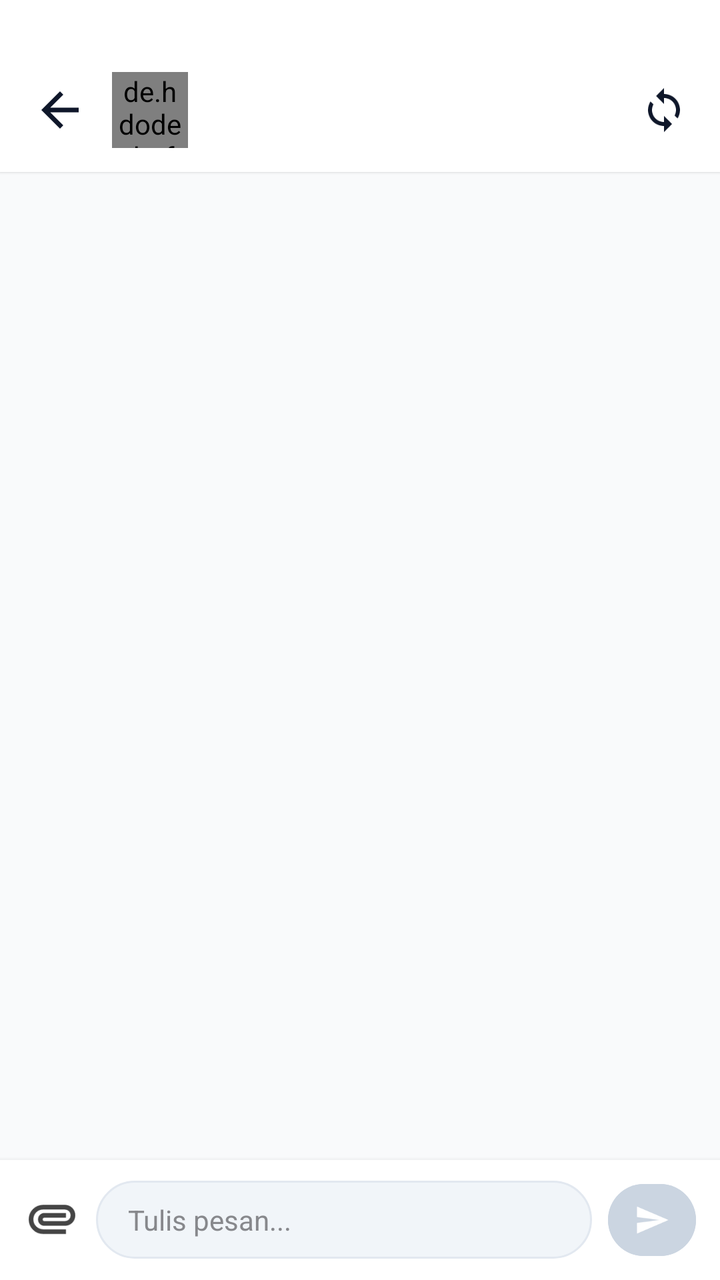
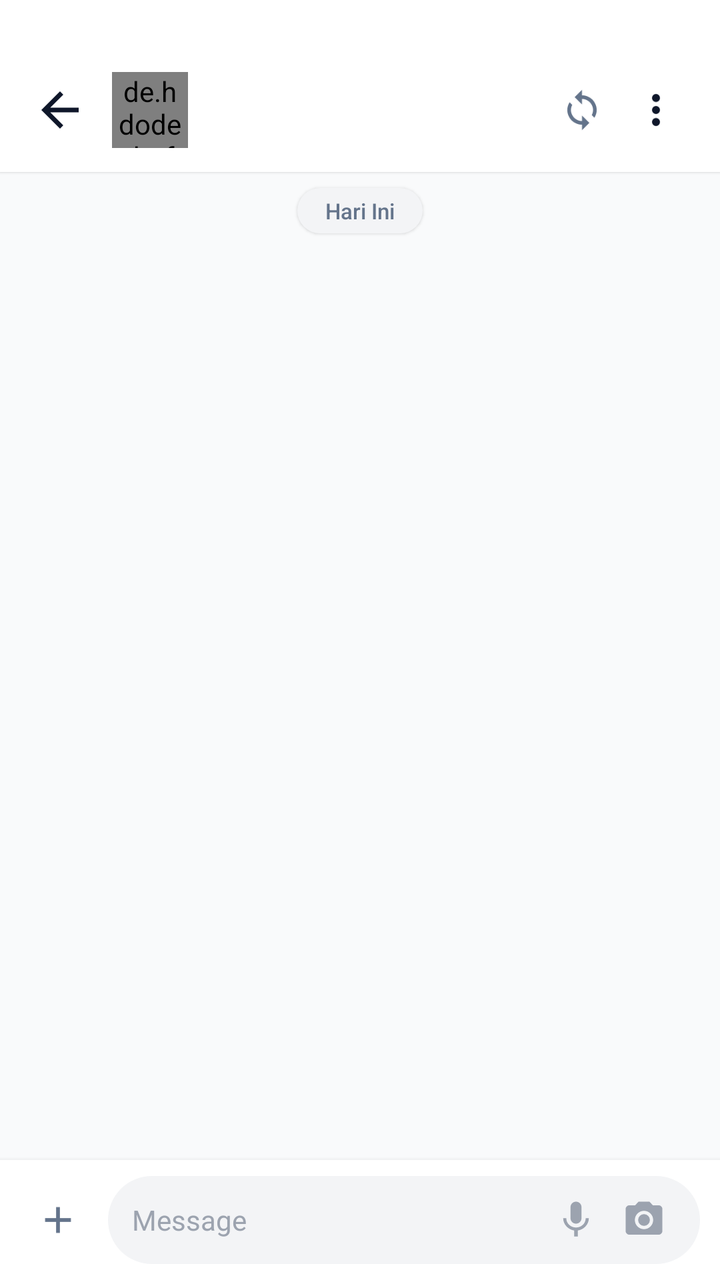

Screens rendered from an Android XML layout before and after an edit, with the pre-edit source and the edit as a unified diff.
<!-- AndroidManifest.xml: application theme Theme.AppPemko -->
<!-- res/layout/activity_chat_room.xml -->
<?xml version="1.0" encoding="utf-8"?>
<LinearLayout xmlns:android="http://schemas.android.com/apk/res/android"
    xmlns:app="http://schemas.android.com/apk/res-auto"
    android:id="@+id/llChatRoomRoot"
    android:layout_width="match_parent"
    android:layout_height="match_parent"
    android:background="#F9FAFB"
    android:orientation="vertical">

    
    <LinearLayout
        android:layout_width="match_parent"
        android:layout_height="wrap_content"
        android:background="#FFFFFF"
        android:elevation="1dp"
        android:orientation="horizontal"
        android:paddingHorizontal="16dp"
        android:paddingTop="36dp"
        android:paddingBottom="12dp"
        android:gravity="center_vertical">

        <ImageView
            android:id="@+id/ivBackChatRoom"
            android:layout_width="28dp"
            android:layout_height="28dp"
            android:src="@drawable/ic_arrow_back"
            app:tint="#0F172A"
            android:background="?attr/selectableItemBackgroundBorderless"
            android:clickable="true"
            android:focusable="true"
            android:contentDescription="Kembali"/>

        <de.hdodenhof.circleimageview.CircleImageView
            android:id="@+id/civRoomAvatar"
            android:layout_width="38dp"
            android:layout_height="38dp"
            android:layout_marginStart="12dp"
            android:src="@drawable/ic_baseline_person_24"/>

        <LinearLayout
            android:layout_width="0dp"
            android:layout_height="wrap_content"
            android:layout_weight="1"
            android:layout_marginStart="12dp"
            android:orientation="vertical">

            <TextView
                android:id="@+id/tvRoomTitle"
                android:layout_width="match_parent"
                android:layout_height="wrap_content"
                android:textColor="#0F172A"
                android:textSize="16sp"
                android:fontFamily="sans-serif-black"
                android:maxLines="1"
                android:ellipsize="end"/>

            <TextView
                android:id="@+id/tvRoomSubtitle"
                android:layout_width="match_parent"
                android:layout_height="wrap_content"
                android:textColor="#16A34A"
                android:textSize="12sp"
                android:fontFamily="sans-serif-medium"
                android:maxLines="1"
                android:ellipsize="end"/>
        </LinearLayout>

        <ImageView
            android:id="@+id/ivRefreshChatRoom"
            android:layout_width="24dp"
            android:layout_height="24dp"
            android:src="@drawable/ic_sync2"
            app:tint="#0F172A"
            android:background="?attr/selectableItemBackgroundBorderless"
            android:clickable="true"
            android:focusable="true"
            android:contentDescription="Refresh"/>
    </LinearLayout>

    
    <FrameLayout
        android:layout_width="match_parent"
        android:layout_height="0dp"
        android:layout_weight="1">

        <androidx.recyclerview.widget.RecyclerView
            android:id="@+id/rvMessages"
            android:layout_width="match_parent"
            android:layout_height="match_parent"
            android:clipToPadding="false"
            android:paddingVertical="8dp"/>

        <ProgressBar
            android:id="@+id/pbChatRoom"
            android:layout_width="wrap_content"
            android:layout_height="wrap_content"
            android:layout_gravity="center"
            android:indeterminateTint="#16A34A"/>
    </FrameLayout>

    
    <LinearLayout
        android:id="@+id/llReplyPreview"
        android:layout_width="match_parent"
        android:layout_height="wrap_content"
        android:orientation="horizontal"
        android:gravity="center_vertical"
        android:background="#E2E8F0"
        android:paddingHorizontal="14dp"
        android:paddingVertical="8dp"
        android:visibility="gone">

        <LinearLayout
            android:layout_width="0dp"
            android:layout_height="wrap_content"
            android:layout_weight="1"
            android:orientation="vertical">

            <TextView
                android:id="@+id/tvReplyPreviewSender"
                android:layout_width="wrap_content"
                android:layout_height="wrap_content"
                android:textColor="@color/biru"
                android:textSize="12sp"
                android:fontFamily="sans-serif-bold"/>

            <TextView
                android:id="@+id/tvReplyPreviewText"
                android:layout_width="wrap_content"
                android:layout_height="wrap_content"
                android:textColor="@color/text_secondary"
                android:textSize="12sp"
                android:maxLines="1"
                android:ellipsize="end"/>
        </LinearLayout>

        <ImageView
            android:id="@+id/ivCancelReply"
            android:layout_width="20dp"
            android:layout_height="20dp"
            android:src="@drawable/ic_close"
            app:tint="@color/text_secondary"
            android:background="?attr/selectableItemBackgroundBorderless"
            android:clickable="true"
            android:focusable="true"
            android:contentDescription="Batal Balas"/>
    </LinearLayout>

    
    <LinearLayout
        android:id="@+id/llInputContainer"
        android:layout_width="match_parent"
        android:layout_height="wrap_content"
        android:background="@color/surface_main"
        android:elevation="4dp"
        android:gravity="bottom"
        android:orientation="horizontal"
        android:paddingHorizontal="12dp"
        android:paddingVertical="8dp">

        <ImageView
            android:id="@+id/ivAttachFile"
            android:layout_width="28dp"
            android:layout_height="28dp"
            android:layout_marginBottom="8dp"
            android:layout_marginEnd="8dp"
            android:src="@drawable/ic_attachment"
            app:tint="@color/text_secondary"
            android:background="?attr/selectableItemBackgroundBorderless"
            android:clickable="true"
            android:focusable="true"
            android:contentDescription="Lampirkan File"/>

        <EditText
            android:id="@+id/etMessageInput"
            android:layout_width="0dp"
            android:layout_height="wrap_content"
            android:layout_weight="1"
            android:background="@drawable/chat_input_bg"
            android:hint="Tulis pesan..."
            android:paddingHorizontal="16dp"
            android:paddingVertical="10dp"
            android:textColor="@color/text_primary"
            android:textColorHint="@color/text_hint"
            android:textSize="14sp"
            android:minLines="1"
            android:maxLines="5"
            android:scrollbars="vertical"
            android:gravity="start|center_vertical"
            android:inputType="textMultiLine|textCapSentences"/>

        <com.google.android.material.button.MaterialButton
            android:id="@+id/btnSendMessage"
            android:layout_width="44dp"
            android:layout_height="44dp"
            android:layout_marginStart="8dp"
            android:enabled="false"
            app:icon="@drawable/ic_send_line"
            app:iconGravity="textStart"
            app:iconPadding="0dp"
            app:iconTint="@color/putih"
            app:cornerRadius="22dp"
            android:backgroundTint="#CBD5E1"/>
    </LinearLayout>

</LinearLayout>
<!-- resources referenced by this layout -->
<resources>
  <color name="text_hint">#87888c</color>
  <!-- drawable chat_input_bg (drawable) -->
  <?xml version="1.0" encoding="utf-8"?>
  <shape xmlns:android="http://schemas.android.com/apk/res/android"
      android:shape="rectangle">
      <solid android:color="#F1F5F9"/>
      <corners android:radius="24dp"/>
      <stroke android:width="1dp" android:color="#E2E8F0"/>
  </shape>
  <!-- drawable ic_attachment (drawable) -->
  <vector xmlns:android="http://schemas.android.com/apk/res/android" android:height="24dp" android:tint="#000000" android:viewportHeight="960" android:viewportWidth="960" android:width="24dp">
        
      <path android:fillColor="@android:color/white" android:pathData="M330,720Q226,720 153,647Q80,574 80,470Q80,366 153,293Q226,220 330,220L700,220Q775,220 827.5,272.5Q880,325 880,400Q880,475 827.5,527.5Q775,580 700,580L350,580Q304,580 272,548Q240,516 240,470Q240,424 272,392Q304,360 350,360L720,360L720,440L350,440Q337,440 328.5,448.5Q320,457 320,470Q320,483 328.5,491.5Q337,500 350,500L700,500Q742,499 771,470.5Q800,442 800,400Q800,358 771,329Q742,300 700,300L330,300Q259,299 209.5,349Q160,399 160,470Q160,540 209.5,589Q259,638 330,640L720,640L720,720L330,720Z"/>
      
  </vector>
  <!-- unchanged entries left out for length: 19 -->
</resources>

<!-- the commit's change to res/layout/activity_chat_room.xml (unified diff, before → after) -->
@@ -66,15 +66,124 @@
         </LinearLayout>
 
         <ImageView
-            android:id="@+id/ivRefreshChatRoom"
+            android:id="@+id/ivCallAction"
             android:layout_width="24dp"
             android:layout_height="24dp"
+            android:layout_marginEnd="12dp"
+            android:src="@drawable/ic_call"
+            app:tint="#0F172A"
+            android:visibility="gone"
+            android:background="?attr/selectableItemBackgroundBorderless"
+            android:clickable="true"
+            android:focusable="true"
+            android:contentDescription="Panggil"/>
+
+        <ImageView
+            android:id="@+id/ivRefreshChatRoom"
+            android:layout_width="22dp"
+            android:layout_height="22dp"
+            android:layout_marginEnd="10dp"
             android:src="@drawable/ic_sync2"
+            app:tint="#64748B"
+            android:background="?attr/selectableItemBackgroundBorderless"
+            android:clickable="true"
+            android:focusable="true"
+            android:contentDescription="Refresh"/>
+
+        <ImageView
+            android:id="@+id/ivMoreOptionsChatRoom"
+            android:layout_width="32dp"
+            android:layout_height="32dp"
+            android:padding="4dp"
+            android:src="@drawable/ic_more_vert"
             app:tint="#0F172A"
             android:background="?attr/selectableItemBackgroundBorderless"
             android:clickable="true"
             android:focusable="true"
-            android:contentDescription="Refresh"/>
+            android:contentDescription="Menu Opsi"/>
+    </LinearLayout>
+
+    
+    <LinearLayout
+        android:id="@+id/llChatSearchBar"
+        android:layout_width="match_parent"
+        android:layout_height="wrap_content"
+        android:orientation="horizontal"
+        android:gravity="center_vertical"
+        android:background="#FFFFFF"
+        android:elevation="2dp"
+        android:paddingHorizontal="14dp"
+        android:paddingVertical="8dp"
+        android:visibility="gone">
+
+        <ImageView
+            android:layout_width="18dp"
+            android:layout_height="18dp"
+            android:src="@drawable/one_search"
+            app:tint="#64748B"/>
+
+        <EditText
+            android:id="@+id/etSearchInChat"
+            android:layout_width="0dp"
+            android:layout_height="wrap_content"
+            android:layout_weight="1"
+            android:layout_marginStart="8dp"
+            android:layout_marginEnd="6dp"
+            android:background="@null"
+            android:hint="Cari pesan..."
+            android:textColor="#0F172A"
+            android:textColorHint="#94A3B8"
+            android:textSize="13.5sp"
+            android:imeOptions="actionSearch"
+            android:inputType="text"
+            android:maxLines="1"/>
+
+        <TextView
+            android:id="@+id/tvSearchMatchCount"
+            android:layout_width="wrap_content"
+            android:layout_height="wrap_content"
+            android:layout_marginEnd="6dp"
+            android:text="0/0"
+            android:textColor="#64748B"
+            android:textSize="11.5sp"
+            android:visibility="gone"/>
+
+        <ImageView
+            android:id="@+id/ivSearchPrev"
+            android:layout_width="28dp"
+            android:layout_height="28dp"
+            android:padding="4dp"
+            android:src="@drawable/ic_arrow_up"
+            app:tint="#0F172A"
+            android:background="?attr/selectableItemBackgroundBorderless"
+            android:clickable="true"
+            android:focusable="true"
+            android:contentDescription="Mundur"/>
+
+        <ImageView
+            android:id="@+id/ivSearchNext"
+            android:layout_width="28dp"
+            android:layout_height="28dp"
+            android:padding="4dp"
+            android:src="@drawable/ic_arrow_down"
+            app:tint="#0F172A"
+            android:background="?attr/selectableItemBackgroundBorderless"
+            android:clickable="true"
+            android:focusable="true"
+            android:contentDescription="Maju"/>
+
+        <ImageView
+            android:id="@+id/ivCloseChatSearch"
+            android:layout_width="28dp"
+            android:layout_height="28dp"
+            android:layout_marginStart="4dp"
+            android:padding="5dp"
+            android:src="@drawable/ic_close"
+            app:tint="#64748B"
+            android:background="?attr/selectableItemBackgroundBorderless"
+            android:clickable="true"
+            android:focusable="true"
+            android:contentDescription="Tutup"/>
     </LinearLayout>
 
     
@@ -88,7 +197,24 @@
             android:layout_width="match_parent"
             android:layout_height="match_parent"
             android:clipToPadding="false"
-            android:paddingVertical="8dp"/>
+            android:paddingTop="36dp"
+            android:paddingBottom="8dp"/>
+
+        
+        <TextView
+            android:id="@+id/tvDateHeader"
+            android:layout_width="wrap_content"
+            android:layout_height="wrap_content"
+            android:layout_gravity="top|center_horizontal"
+            android:layout_marginTop="8dp"
+            android:background="@drawable/bg_pill_filter_inactive"
+            android:paddingHorizontal="14dp"
+            android:paddingVertical="4dp"
+            android:text="Hari Ini"
+            android:textColor="#64748B"
+            android:textSize="11sp"
+            android:fontFamily="sans-serif-medium"
+            android:elevation="1dp"/>
 
         <ProgressBar
             android:id="@+id/pbChatRoom"
@@ -120,7 +246,7 @@
                 android:id="@+id/tvReplyPreviewSender"
                 android:layout_width="wrap_content"
                 android:layout_height="wrap_content"
-                android:textColor="@color/biru"
+                android:textColor="#16A34A"
                 android:textSize="12sp"
                 android:fontFamily="sans-serif-bold"/>
 
@@ -148,58 +274,158 @@
 
     
     <LinearLayout
+        android:id="@+id/llEditPreview"
+        android:layout_width="match_parent"
+        android:layout_height="wrap_content"
+        android:orientation="horizontal"
+        android:gravity="center_vertical"
+        android:background="#FEF3C7"
+        android:paddingHorizontal="14dp"
+        android:paddingVertical="8dp"
+        android:visibility="gone">
+
+        <ImageView
+            android:layout_width="18dp"
+            android:layout_height="18dp"
+            android:src="@drawable/ic_edit"
+            app:tint="#D97706"
+            android:layout_marginEnd="10dp"/>
+
+        <LinearLayout
+            android:layout_width="0dp"
+            android:layout_height="wrap_content"
+            android:layout_weight="1"
+            android:orientation="vertical">
+
+            <TextView
+                android:layout_width="wrap_content"
+                android:layout_height="wrap_content"
+                android:text="Mengedit Pesan"
+                android:textColor="#B45309"
+                android:textSize="12sp"
+                android:fontFamily="sans-serif-bold"/>
+
+            <TextView
+                android:id="@+id/tvEditPreviewText"
+                android:layout_width="wrap_content"
+                android:layout_height="wrap_content"
+                android:textColor="#78350F"
+                android:textSize="12sp"
+                android:maxLines="1"
+                android:ellipsize="end"/>
+        </LinearLayout>
+
+        <ImageView
+            android:id="@+id/ivCancelEdit"
+            android:layout_width="20dp"
+            android:layout_height="20dp"
+            android:src="@drawable/ic_close"
+            app:tint="#78350F"
+            android:background="?attr/selectableItemBackgroundBorderless"
+            android:clickable="true"
+            android:focusable="true"
+            android:contentDescription="Batal Edit"/>
+    </LinearLayout>
+
+    
+    <LinearLayout
         android:id="@+id/llInputContainer"
         android:layout_width="match_parent"
         android:layout_height="wrap_content"
-        android:background="@color/surface_main"
+        android:background="#FFFFFF"
         android:elevation="4dp"
-        android:gravity="bottom"
+        android:gravity="center_vertical"
         android:orientation="horizontal"
-        android:paddingHorizontal="12dp"
+        android:paddingHorizontal="10dp"
         android:paddingVertical="8dp">
 
+        
         <ImageView
             android:id="@+id/ivAttachFile"
-            android:layout_width="28dp"
-            android:layout_height="28dp"
-            android:layout_marginBottom="8dp"
-            android:layout_marginEnd="8dp"
-            android:src="@drawable/ic_attachment"
-            app:tint="@color/text_secondary"
+            android:layout_width="38dp"
+            android:layout_height="38dp"
+            android:padding="8dp"
+            android:layout_marginEnd="6dp"
+            android:src="@drawable/ic_baseline_add"
+            app:tint="#64748B"
             android:background="?attr/selectableItemBackgroundBorderless"
             android:clickable="true"
             android:focusable="true"
             android:contentDescription="Lampirkan File"/>
 
-        <EditText
-            android:id="@+id/etMessageInput"
+        
+        <LinearLayout
             android:layout_width="0dp"
             android:layout_height="wrap_content"
             android:layout_weight="1"
-            android:background="@drawable/chat_input_bg"
-            android:hint="Tulis pesan..."
-            android:paddingHorizontal="16dp"
-            android:paddingVertical="10dp"
-            android:textColor="@color/text_primary"
-            android:textColorHint="@color/text_hint"
-            android:textSize="14sp"
-            android:minLines="1"
-            android:maxLines="5"
-            android:scrollbars="vertical"
-            android:gravity="start|center_vertical"
-            android:inputType="textMultiLine|textCapSentences"/>
-
+            android:minHeight="44dp"
+            android:background="@drawable/bg_pill_input"
+            android:gravity="center_vertical"
+            android:orientation="horizontal"
+            android:paddingHorizontal="12dp">
+
+            <EditText
+                android:id="@+id/etMessageInput"
+                android:layout_width="0dp"
+                android:layout_height="wrap_content"
+                android:layout_weight="1"
+                android:background="@null"
+                android:hint="Message"
+                android:textColor="#0F172A"
+                android:textColorHint="#9CA3AF"
+                android:textSize="14sp"
+                android:minLines="1"
+                android:maxLines="4"
+                android:paddingVertical="8dp"
+                android:gravity="start|center_vertical"
+                android:inputType="textMultiLine|textCapSentences"/>
+
+            
+            <ImageView
+                android:id="@+id/ivDirectMic"
+                android:layout_width="32dp"
+                android:layout_height="32dp"
+                android:padding="5dp"
+                android:src="@drawable/ic_mic"
+                app:tint="#9CA3AF"
+                android:background="?attr/selectableItemBackgroundBorderless"
+                android:clickable="true"
+                android:focusable="true"
+                android:contentDescription="Pesan Suara"/>
+
+            
+            <ImageView
+                android:id="@+id/ivDirectCamera"
+                android:layout_width="32dp"
+                android:layout_height="32dp"
+                android:padding="5dp"
+                android:layout_marginStart="2dp"
+                android:src="@drawable/ic_camera"
+                app:tint="#9CA3AF"
+                android:background="?attr/selectableItemBackgroundBorderless"
+                android:clickable="true"
+                android:focusable="true"
+                android:contentDescription="Ambil Foto"/>
+        </LinearLayout>
+
+        
         <com.google.android.material.button.MaterialButton
             android:id="@+id/btnSendMessage"
-            android:layout_width="44dp"
-            android:layout_height="44dp"
+            android:layout_width="40dp"
+            android:layout_height="40dp"
             android:layout_marginStart="8dp"
+            android:insetTop="0dp"
+            android:insetBottom="0dp"
+            android:insetLeft="0dp"
+            android:insetRight="0dp"
+            android:padding="0dp"
             android:enabled="false"
+            android:visibility="gone"
             app:icon="@drawable/ic_send_line"
             app:iconGravity="textStart"
             app:iconPadding="0dp"
             app:iconTint="@color/putih"
-            app:cornerRadius="22dp"
+            app:cornerRadius="20dp"
             android:backgroundTint="#CBD5E1"/>
     </LinearLayout>
 
<!-- resource entries referenced after the edit -->
@@ -1,20 +1,117 @@
 <!-- resources referenced by this layout -->
 <resources>
-  <color name="text_hint">#87888c</color>
-  <!-- drawable chat_input_bg (drawable) -->
+  <!-- drawable bg_pill_filter_inactive (drawable) -->
   <?xml version="1.0" encoding="utf-8"?>
   <shape xmlns:android="http://schemas.android.com/apk/res/android"
       android:shape="rectangle">
-      <solid android:color="#F1F5F9"/>
-      <corners android:radius="24dp"/>
-      <stroke android:width="1dp" android:color="#E2E8F0"/>
+      <solid android:color="#F3F4F6" />
+      <corners android:radius="18dp" />
   </shape>
-  <!-- drawable ic_attachment (drawable) -->
-  <vector xmlns:android="http://schemas.android.com/apk/res/android" android:height="24dp" android:tint="#000000" android:viewportHeight="960" android:viewportWidth="960" android:width="24dp">
-        
-      <path android:fillColor="@android:color/white" android:pathData="M330,720Q226,720 153,647Q80,574 80,470Q80,366 153,293Q226,220 330,220L700,220Q775,220 827.5,272.5Q880,325 880,400Q880,475 827.5,527.5Q775,580 700,580L350,580Q304,580 272,548Q240,516 240,470Q240,424 272,392Q304,360 350,360L720,360L720,440L350,440Q337,440 328.5,448.5Q320,457 320,470Q320,483 328.5,491.5Q337,500 350,500L700,500Q742,499 771,470.5Q800,442 800,400Q800,358 771,329Q742,300 700,300L330,300Q259,299 209.5,349Q160,399 160,470Q160,540 209.5,589Q259,638 330,640L720,640L720,720L330,720Z"/>
-      
+  <!-- drawable bg_pill_input (drawable) -->
+  <?xml version="1.0" encoding="utf-8"?>
+  <shape xmlns:android="http://schemas.android.com/apk/res/android"
+      android:shape="rectangle">
+      <solid android:color="#F3F4F6" />
+      <corners android:radius="24dp" />
+  </shape>
+  <!-- drawable ic_arrow_down (drawable) -->
+  <?xml version="1.0" encoding="utf-8"?>
+  <vector xmlns:android="http://schemas.android.com/apk/res/android"
+      android:width="24dp"
+      android:height="24dp"
+      android:viewportWidth="24"
+      android:viewportHeight="24">
+      <path
+          android:fillColor="#FF000000"
+          android:pathData="M7,10l5,5 5,-5z"/>
   </vector>
+  <!-- drawable ic_arrow_up (drawable) -->
+  <?xml version="1.0" encoding="utf-8"?>
+  <vector xmlns:android="http://schemas.android.com/apk/res/android"
+      android:width="24dp"
+      android:height="24dp"
+      android:viewportWidth="24"
+      android:viewportHeight="24">
+      <path
+          android:fillColor="#FF000000"
+          android:pathData="M7,14l5,-5 5,5z"/>
+  </vector>
+  <!-- drawable ic_baseline_add (drawable) -->
+  <vector xmlns:android="http://schemas.android.com/apk/res/android"
+      android:width="24dp"
+      android:height="24dp"
+      android:viewportWidth="24"
+      android:viewportHeight="24">
+    <path
+        android:fillColor="#FF000000"
+        android:pathData="M19,13h-6v6h-2v-6H5v-2h6V5h2v6h6v2z"/>
+  </vector>
+  <!-- drawable ic_call (drawable) -->
+  <vector xmlns:android="http://schemas.android.com/apk/res/android"
+      android:width="24dp"
+      android:height="24dp"
+      android:viewportWidth="24"
+      android:viewportHeight="24">
+    <path
+        android:fillColor="#FF000000"
+        android:pathData="M20.01,15.38c-1.23,0 -2.42,-0.2 -3.53,-0.56a0.977,0.977 0,0 0,-1.01 0.24l-2.2,2.2a15.045,15.045 0,0 1,-6.59,-6.59l2.2,-2.21a0.96,0.96 0,0 0,0.25,-1.01A11.36,11.36 0,0 1,8.57,3.99c0,-0.55 -0.45,-1 -1,-1H4.02c-0.55,0 -1,0.45 -1,1 0,9.39 7.63,17.02 17.02,17.02 0.55,0 1,-0.45 1,-1v-3.63c-0.03,-0.55 -0.48,-1 -1.03,-1z"/>
+  </vector>
+  <!-- drawable ic_camera (drawable) -->
+  <vector android:height="24dp"
+      android:viewportHeight="24" android:viewportWidth="24"
+      android:width="24dp" xmlns:android="http://schemas.android.com/apk/res/android">
+      <path android:fillColor="@color/background_color" android:pathData="M12,12m-3.2,0a3.2,3.2 0,1 1,6.4 0a3.2,3.2 0,1 1,-6.4 0"/>
+      <path android:fillColor="@color/background_color" android:pathData="M9,2L7.17,4L4,4c-1.1,0 -2,0.9 -2,2v12c0,1.1 0.9,2 2,2h16c1.1,0 2,-0.9 2,-2L22,6c0,-1.1 -0.9,-2 -2,-2h-3.17L15,2L9,2zM12,17c-2.76,0 -5,-2.24 -5,-5s2.24,-5 5,-5 5,2.24 5,5 -2.24,5 -5,5z"/>
+  </vector>
+  <!-- drawable ic_edit (drawable) -->
+  <?xml version="1.0" encoding="utf-8"?>
+  <vector xmlns:android="http://schemas.android.com/apk/res/android"
+      android:width="24dp"
+      android:height="24dp"
+      android:viewportWidth="24"
+      android:viewportHeight="24">
+      <path
+          android:fillColor="#FF000000"
+          android:pathData="M3,17.25V21h3.75L17.81,9.94l-3.75,-3.75L3,17.25zM20.71,7.04c0.39,-0.39 0.39,-1.02 0,-1.41l-2.34,-2.34c-0.39,-0.39 -1.02,-0.39 -1.41,0l-1.83,1.83 3.75,3.75 1.83,-1.83z"/>
+  </vector>
+  <!-- drawable ic_mic (drawable) -->
+  <?xml version="1.0" encoding="utf-8"?>
+  <vector xmlns:android="http://schemas.android.com/apk/res/android"
+      android:width="24dp"
+      android:height="24dp"
+      android:viewportWidth="24"
+      android:viewportHeight="24">
+      <path
+          android:fillColor="#FF000000"
+          android:pathData="M12,14c1.66,0 3,-1.34 3,-3V5c0,-1.66 -1.34,-3 -3,-3S9,3.34 9,5v6c0,1.66 1.34,3 3,3zm5.3,-3c0,3 -2.54,5.1 -5.3,5.1S6.7,14 6.7,11H5c0,3.41 2.72,6.23 6,6.72V21h2v-3.28c3.28,-0.48 6,-3.3 6,-6.72h-1.7z" />
+  </vector>
+  <!-- drawable ic_more_vert (drawable) -->
+  <?xml version="1.0" encoding="utf-8"?>
+  <vector xmlns:android="http://schemas.android.com/apk/res/android"
+      android:width="24dp"
+      android:height="24dp"
+      android:viewportWidth="24"
+      android:viewportHeight="24">
+      <path
+          android:fillColor="#FF000000"
+          android:pathData="M12,8c1.1,0 2,-0.9 2,-2s-0.9,-2 -2,-2 -2,0.9 -2,2 0.9,2 2,2zm0,2c-1.1,0 -2,0.9 -2,2s0.9,2 2,2 2,-0.9 2,-2 -0.9,-2 -2,-2zm0,6c-1.1,0 -2,0.9 -2,2s0.9,2 2,2 2,-0.9 2,-2 -0.9,-2 -2,-2z" />
+  </vector>
+  <!-- drawable one_search (drawable) -->
+  <vector xmlns:android="http://schemas.android.com/apk/res/android"
+      android:width="30dp"
+      android:height="30dp"
+      android:viewportWidth="30"
+      android:viewportHeight="30">
+    <path
+        android:pathData="m6.551,6.551c-0.84,0.84 -1.522,1.776 -2.059,2.769 -1.72,3.701 -1.069,8.245 1.979,11.293 3.535,3.535 9.083,3.852 12.993,0.972l2.851,2.851c0.392,-0.305 0.775,-0.626 1.135,-0.986 0.36,-0.36 0.682,-0.743 0.986,-1.135l-2.851,-2.851c2.88,-3.91 2.563,-9.458 -0.972,-12.993 -3.048,-3.048 -7.592,-3.699 -11.293,-1.979 -0.993,0.538 -1.929,1.219 -2.769,2.059zM7.885,7.885c3.133,-3.133 8.181,-3.133 11.314,0 3.133,3.133 3.133,8.181 0,11.314 -3.133,3.133 -8.181,3.133 -11.314,0 -3.133,-3.133 -3.133,-8.181 0,-11.314z"
+        android:strokeLineJoin="miter"
+        android:strokeWidth="1.99999988"
+        android:fillColor="#000000"
+        android:strokeColor="#00000000"
+        android:fillType="nonZero"
+        android:strokeLineCap="butt"/>
+  </vector>
+  <color name="background_color">#FBFBFB</color>
   <!-- unchanged entries left out for length: 19 -->
 </resources>
 
